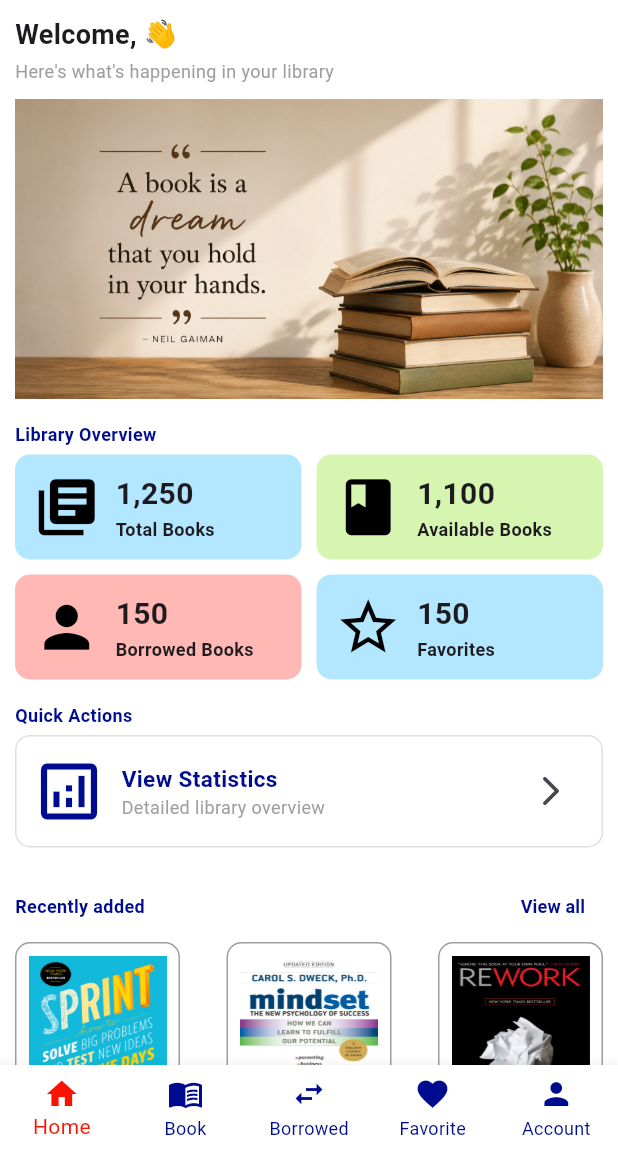
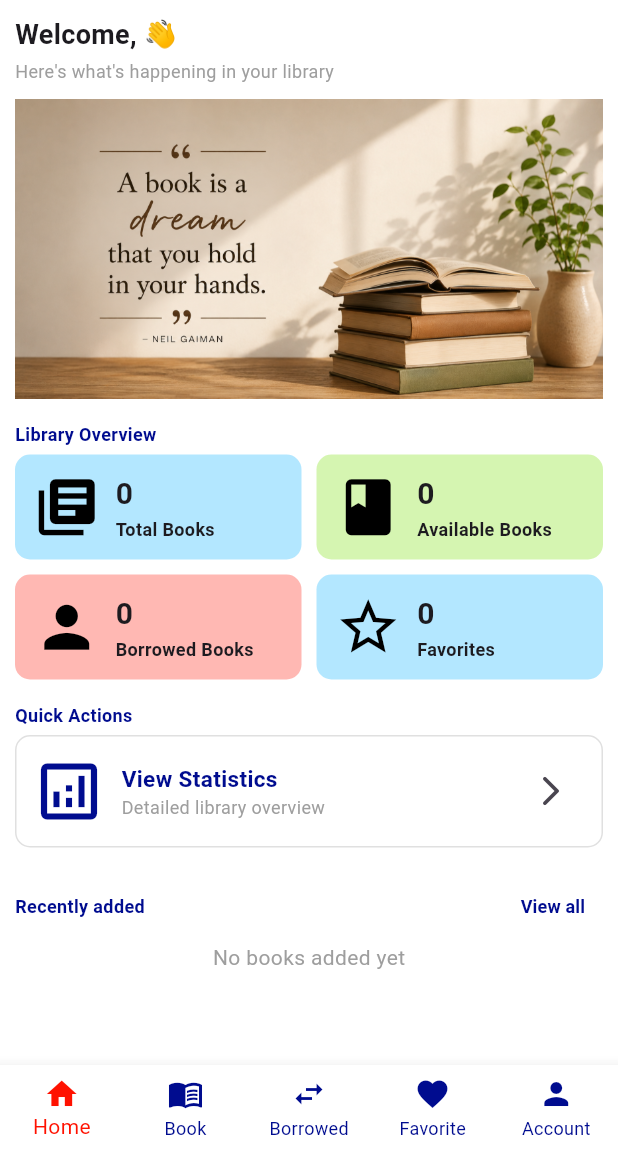
Before and after one commit to mohammednafil916/WayKo_App, a Flutter app: the NavigationScreen screen opened by its route, on a phone screen of 412 x 824 dp, the part 84-1236 px from its top. Run offline on Flutter 3.47's test engine with Material 3 defaults, Android fonts, the phone set to English and light mode, and no system bars; our stand-ins replace hive, hive_flutter, image_picker, shared_preferences; accounts and stored records are empty.

Commit message:
Added home screen to hive

```diff
--- a/lib/Screens/home_screen.dart
+++ b/lib/Screens/home_screen.dart
@@ -6,23 +6,36 @@ import 'package:wayko/widgets/Home/recently_book_card.dart';
 import 'package:wayko/Models/user_model.dart';
 import 'package:wayko/Services/hive_boxes.dart';
 import 'package:wayko/Services/session_service.dart';
+import 'package:wayko/Models/book_model.dart';
+import 'package:wayko/Services/book_service.dart';
 
 class HomeScreen extends StatefulWidget {
   final VoidCallback onViewAllBooks;
+
   const HomeScreen({super.key, required this.onViewAllBooks});
 
   @override
-  State<HomeScreen> createState() => _HomeScreenState();
+  State<HomeScreen> createState() => HomeScreenState();
 }
 
-class _HomeScreenState extends State<HomeScreen> {
+class HomeScreenState extends State<HomeScreen> {
   UserModel? user;
+  int totalBooks = 0;
+  int availableBooks = 0;
+  int borrowedBooks = 0;
+  int favoriteBooks = 0;
+  List<BookModel> recentlyAddedBooks = [];
+
+  void refreshHome() {
+    loadUser();
+    loadStatistics();
+  }
 
   @override
   void initState() {
     super.initState();
-
     loadUser();
+    loadStatistics();
   }
 
   Future<void> loadUser() async {
@@ -35,6 +48,34 @@ class _HomeScreenState extends State<HomeScreen> {
         break;
       }
     }
+  }
+
+  Future<void> loadStatistics() async {
+    String? userId = await SessionService.getLoggedUserId();
+    if (userId == null) {
+      return;
+    }
+    List<BookModel> books = BookService.getBooks(userId);
+    books.sort((a, b) => b.createdAt.compareTo(a.createdAt));
+    List<BookModel> recentBooks = books.take(3).toList();
+    int total = 0;
+    int available = 0;
+    int favorites = 0;
+    for (BookModel book in books) {
+      total += book.copies;
+      available += book.availableCopies;
+      if (book.isFavorite) {
+        favorites++;
+      }
+    }
+    int borrowed = total - available;
+    setState(() {
+      totalBooks = total;
+      availableBooks = available;
+      borrowedBooks = borrowed;
+      favoriteBooks = favorites;
+      recentlyAddedBooks = recentBooks;
+    });
   }
 
   @override
@@ -81,7 +122,7 @@ class _HomeScreenState extends State<HomeScreen> {
                   Expanded(
                     child: LibraryOverviewCard(
                       title: "Total Books",
-                      value: "1,250",
+                      value: "$totalBooks",
                       icon: Icons.library_books,
                       iconColor: Colors.black,
                       color: const Color.fromARGB(255, 179, 231, 255),
@@ -91,7 +132,7 @@ class _HomeScreenState extends State<HomeScreen> {
                   Expanded(
                     child: LibraryOverviewCard(
                       title: "Available Books",
-                      value: "1,100 ",
+                      value: "$availableBooks",
                       icon: Icons.book,
                       iconColor: Colors.black,
                       color: const Color.fromARGB(255, 213, 245, 177),
@@ -105,7 +146,7 @@ class _HomeScreenState extends State<HomeScreen> {
                   Expanded(
                     child: LibraryOverviewCard(
                       title: "Borrowed Books",
-                      value: "150",
+                      value: "$borrowedBooks",
                       icon: Icons.person,
                       iconColor: Colors.black,
                       color: const Color.fromARGB(255, 255, 184, 179),
@@ -115,7 +156,7 @@ class _HomeScreenState extends State<HomeScreen> {
                   Expanded(
                     child: LibraryOverviewCard(
                       title: "Favorites",
-                      value: "150",
+                      value: "$favoriteBooks",
                       icon: Icons.star_border,
                       iconColor: Colors.black,
                       color: const Color.fromARGB(255, 179, 231, 255),
@@ -161,26 +202,23 @@ class _HomeScreenState extends State<HomeScreen> {
                       ),
                     ],
                   ),
-                  Row(
-                    mainAxisAlignment: MainAxisAlignment.spaceBetween,
-                    children: [
-                      RecentlyBookCard(
-                        image: "assets/images/book1.jpg",
-                        title: "title",
-                        category: "category",
-                      ),
-                      RecentlyBookCard(
-                        image: "assets/images/book2.jpg",
-                        title: "title",
-                        category: "category",
-                      ),
-                      RecentlyBookCard(
-                        image: "assets/images/book3.jpg",
-                        title: "title",
-                        category: "category",
-                      ),
-                    ],
-                  ),
+                  recentlyAddedBooks.isEmpty
+                      ? Center(
+                          child: Text(
+                            "No books added yet",
+                            style: TextStyle(color: Colors.grey, fontSize: 14),
+                          ),
+                        )
+                      : Row(
+                          mainAxisAlignment: MainAxisAlignment.spaceEvenly,
+                          children: recentlyAddedBooks.map((book) {
+                            return RecentlyBookCard(
+                              image: book.coverImage,
+                              title: book.title,
+                              category: book.category,
+                            );
+                          }).toList(),
+                        ),
                 ],
               ),
             ],
--- a/lib/Screens/navigation_screen.dart
+++ b/lib/Screens/navigation_screen.dart
@@ -15,15 +15,15 @@ class NavigationScreen extends StatefulWidget {
 
 class _NavigationScreenState extends State<NavigationScreen> {
   int selectedIndex = 0;
-
   late final List<Widget> screens;
-
+  final GlobalKey<HomeScreenState> homeKey = GlobalKey<HomeScreenState>();
   @override
   void initState() {
     super.initState();
 
     screens = [
       HomeScreen(
+        key: homeKey,
         onViewAllBooks: () {
           setState(() {
             selectedIndex = 1;
@@ -42,12 +42,17 @@ class _NavigationScreenState extends State<NavigationScreen> {
   Widget build(BuildContext context) {
     return Scaffold(
       body: screens[selectedIndex],
+
       bottomNavigationBar: BottomNavBar(
         selectedIndex: selectedIndex,
         oneItemSelected: (index) {
           setState(() {
             selectedIndex = index;
           });
+
+          if (index == 0) {
+            homeKey.currentState?.refreshHome();
+          }
         },
       ),
     );
--- a/lib/Screens/profile_screen.dart
+++ b/lib/Screens/profile_screen.dart
@@ -6,7 +6,6 @@ import 'package:wayko/Models/user_model.dart';
 import 'package:wayko/Services/hive_boxes.dart';
 import 'package:wayko/Services/session_service.dart';
 import 'package:wayko/Services/book_service.dart';
-import 'package:wayko/Services/borrow_service.dart';
 import 'package:wayko/Models/book_model.dart';
 
 class ProfileScreen extends StatefulWidget {
```
Also changed, not shown: lib/widgets/Home/recently_book_card.dart (+28 -9 lines), 1 other file.
